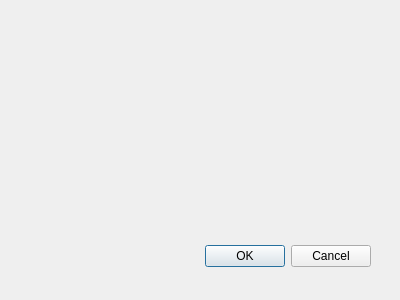
First picture: the form in dataclassificator/tablecolumnchooser.ui, repository dimV36/dataclassificator, before the edit.
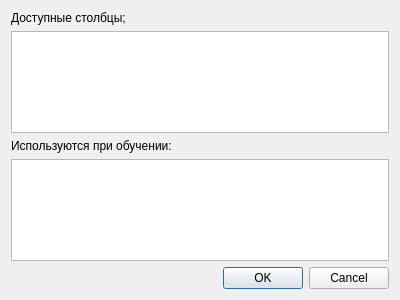
Second picture: the form after the edit.

Diff of the .ui file:
```diff
--- a/dataclassificator/tablecolumnchooser.ui
+++ b/dataclassificator/tablecolumnchooser.ui
@@ -15,15 +15,19 @@
   <property name="windowTitle">
    <string>Dialog</string>
   </property>
-  <widget name="buttonBox" class="QDialogButtonBox">
-   <property name="geometry">
-    <rect>
-     <x>30</x>
-     <y>240</y>
-     <width>341</width>
-     <height>32</height>
-    </rect>
-   </property>
+  <layout class="QFormLayout" name="_form_layout">
+   <item row="0" column="0">
+    <widget class="QLabel" name="_label_input_columns">
+     <property name="text">
+      <string>Доступные столбцы;</string>
+     </property>
+    </widget>
+   </item>
+   <item row="1" column="0" colspan="2">
+    <widget class="QListWidget" name="_list_input_columns"/>
+   </item>
+   <item row="4" column="0" colspan="2">
+    <widget class="QDialogButtonBox" name="_button_box">
    <property name="orientation">
     <enum>Qt::Horizontal</enum>
    </property>
@@ -31,8 +35,19 @@
     <set>QDialogButtonBox::Cancel|QDialogButtonBox::Ok</set>
    </property>
   </widget>
- </widget>
- <pixmapfunction/>
+   </item>
+   <item row="2" column="0">
+    <widget class="QLabel" name="_label_choosen_colums">
+     <property name="text">
+      <string>Используются при обучении:</string>
+     </property>
+    </widget>
+   </item>
+   <item row="3" column="0" colspan="2">
+    <widget class="QListWidget" name="_list_choosen_columns"/>
+   </item>
+  </layout>
+ </widget>
  <resources/>
  <connections>
   <connection>
```
Left out of the diff: 10 changed lines with no effect on the pictures. Lines whose indentation alone changed are shown as unchanged.
